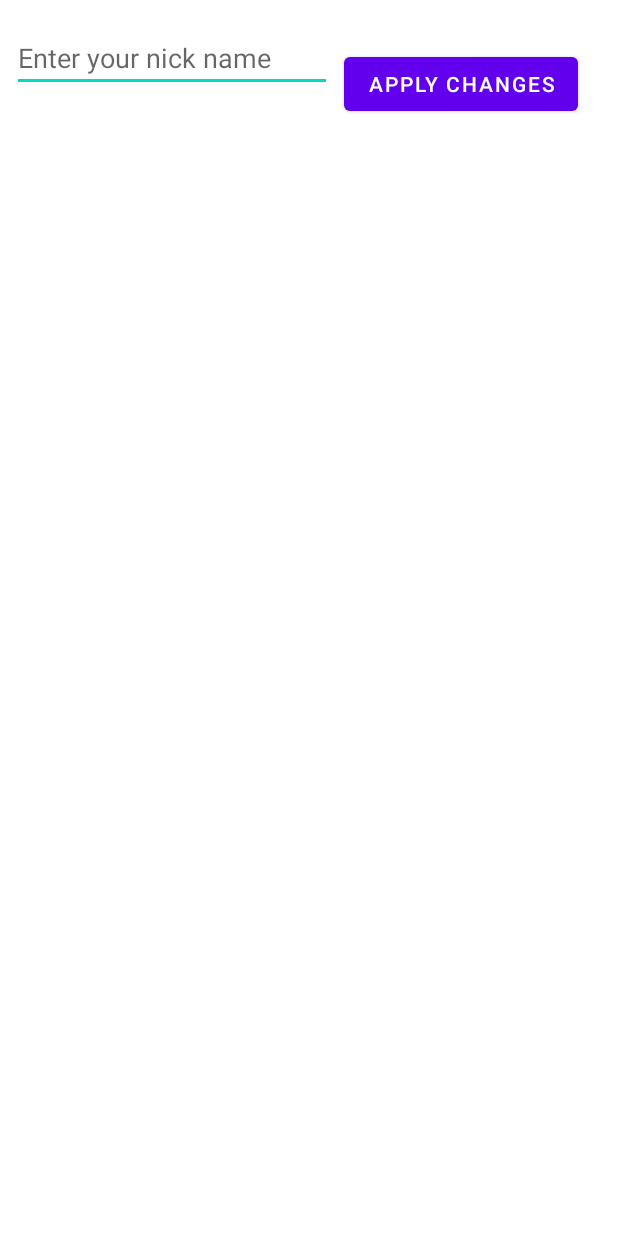
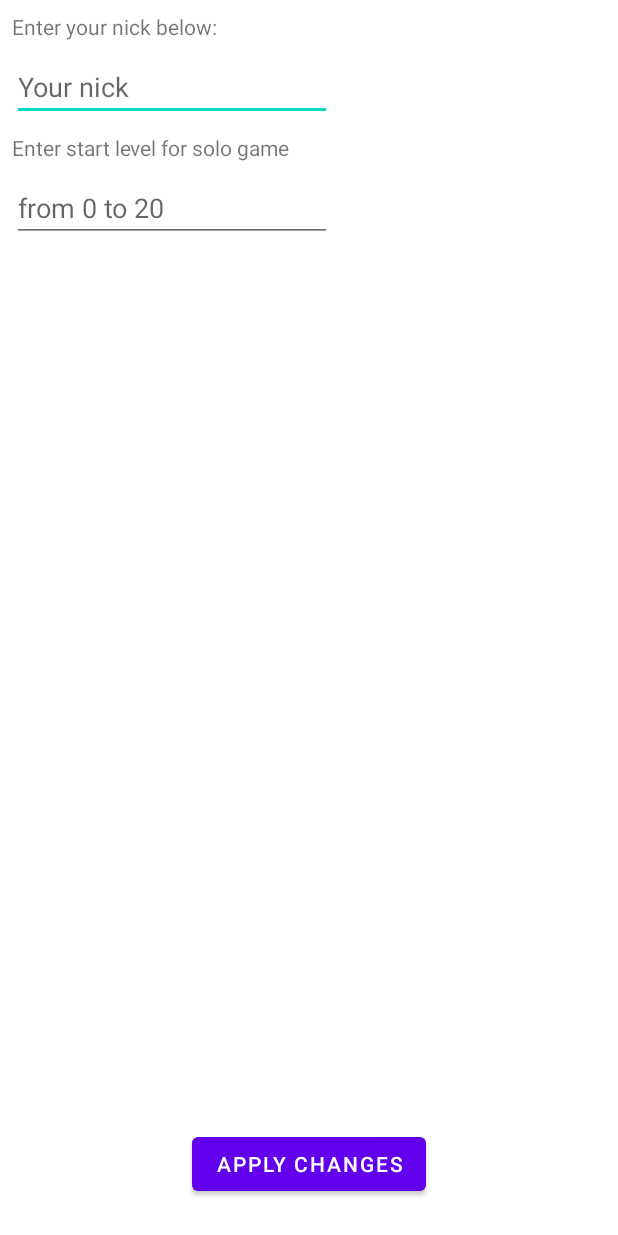
Before and after one commit to Nailu776/Studies-2022_I_ST_PTM, an Android app: the screen it shows after launch (SettingsActivity), after a tap on "SETTINGS", on a phone screen of 412 x 824 dp. Run offline under Robolectric (Android 15) with nearby library versions, the phone set to English and light mode, and no system bars; our stand-ins replace Room's generated code.

```diff
--- a/Tetris/app/build.gradle
+++ b/Tetris/app/build.gradle
@@ -1,6 +1,7 @@
 plugins {
     id 'com.android.application'
     id 'kotlin-android'
+    id 'kotlin-kapt'
 }
 
 android {
@@ -42,4 +43,28 @@ dependencies {
     testImplementation 'junit:junit:4.+'
     androidTestImplementation 'androidx.test.ext:junit:1.1.3'
     androidTestImplementation 'androidx.test.espresso:espresso-core:3.4.0'
+
+    def room_version = "2.3.0"
+
+    implementation("androidx.room:room-runtime:$room_version")
+    annotationProcessor "androidx.room:room-compiler:$room_version"
+    // Navigation Component
+    implementation 'androidx.navigation:navigation-fragment-ktx:2.2.2'
+    implementation 'androidx.navigation:navigation-ui-ktx:2.2.2'
+
+    // Room components
+    implementation "androidx.room:room-runtime:2.2.5"
+    kapt "androidx.room:room-compiler:2.2.5"
+    implementation "androidx.room:room-ktx:2.2.5"
+    androidTestImplementation "androidx.room:room-testing:2.2.5"
+
+    // Lifecycle components
+    implementation "androidx.lifecycle:lifecycle-extensions:2.2.0"
+    implementation "androidx.lifecycle:lifecycle-common-java8:2.2.0"
+    implementation "androidx.lifecycle:lifecycle-viewmodel-ktx:2.2.0"
+
+    // Kotlin components
+    implementation "org.jetbrains.kotlin:kotlin-stdlib-jdk7:1.3.72"
+    api "org.jetbrains.kotlinx:kotlinx-coroutines-core:1.3.5"
+    api "org.jetbrains.kotlinx:kotlinx-coroutines-android:1.3.5"
 }
--- a/Tetris/app/src/main/java/com/example/tetris/MainActivity.kt
+++ b/Tetris/app/src/main/java/com/example/tetris/MainActivity.kt
@@ -105,7 +105,8 @@ class MainActivity : AppCompatActivity(), View.OnClickListener {
         super.onActivityResult(requestCode, resultCode, data)
         when(requestCode){
             76 -> {
-                userNickname = data?.getStringExtra("userNickname").toString()
+                userNickname = data?.getStringExtra("userNickname") ?: ""
+                startLevel = data?.getIntExtra("startLevel",0) ?: 0
             }
         }
 
--- a/Tetris/app/src/main/java/com/example/tetris/SettingsActivity.kt
+++ b/Tetris/app/src/main/java/com/example/tetris/SettingsActivity.kt
@@ -7,6 +7,12 @@ import android.os.Bundle
 import android.view.View
 import android.widget.Button
 import android.widget.EditText
+import android.widget.Toast
+import androidx.core.content.ContentProviderCompat.requireContext
+import androidx.lifecycle.ViewModelProvider
+import com.example.tetris.player.Player
+import com.example.tetris.player.PlayerDatabase
+import com.example.tetris.player.PlayerViewModel
 
 class SettingsActivity : AppCompatActivity(), View.OnClickListener {
 
@@ -17,6 +23,8 @@ class SettingsActivity : AppCompatActivity(), View.OnClickListener {
     private var startLevel = 0
     private lateinit var applyChanges : Button
     private lateinit var nickName : EditText
+    private lateinit var mPlayerViewModel: PlayerViewModel
+
 
     override fun onCreate(savedInstanceState: Bundle?) {
         super.onCreate(savedInstanceState)
@@ -26,11 +34,13 @@ class SettingsActivity : AppCompatActivity(), View.OnClickListener {
         applyChanges = findViewById(R.id.apply_Changes_Btn)
         applyChanges.setOnClickListener(this)
         nickName = findViewById(R.id.editTextTextPersonName)
+        mPlayerViewModel = ViewModelProvider(this).get(PlayerViewModel::class.java)
     }
     override fun onClick(v: View?) {
         when(v){
             applyChanges -> {
                 userNickname = nickName.text.toString()
+                insertPlayerToDatabaseIfFirstTime()
                 setResult(Activity.RESULT_OK,
                         Intent()
                                 .putExtra("startLevel", startLevel)
@@ -40,4 +50,19 @@ class SettingsActivity : AppCompatActivity(), View.OnClickListener {
         }
     }
 
+    private fun insertPlayerToDatabaseIfFirstTime() {
+        val highScore = 0
+        // Sprawdź czy w bazie danych jest dany gracz
+//        if(inputCheck)
+        // Stworzenie nowego gracza
+        val player = Player(0,userNickname,highScore)
+        // Dodanie do bazy danych
+        mPlayerViewModel.addPlayer(player)
+        Toast.makeText(this,"Dodano gracza",Toast.LENGTH_LONG).show()
+    }
+
+//    private fun inputCheck(nick: String): Boolean{
+//        return PlayerDatabase.getDatabase(this).
+//    }
+
 }
--- /dev/null
+++ b/Tetris/app/src/main/java/com/example/tetris/player/Player.kt
@@ -0,0 +1,13 @@
+package com.example.tetris.player
+
+import androidx.room.ColumnInfo
+import androidx.room.Entity
+import androidx.room.PrimaryKey
+
+@Entity(tableName = "player_table")
+class Player(
+    @PrimaryKey(autoGenerate = true) val id: Int,
+    @ColumnInfo(name = "nick") val nick: String?,
+    @ColumnInfo(name = "high_score") val highScore: Int = 0){
+
+}
--- /dev/null
+++ b/Tetris/app/src/main/java/com/example/tetris/player/PlayerDao.kt
@@ -0,0 +1,29 @@
+package com.example.tetris.player
+
+import androidx.lifecycle.LiveData
+import androidx.room.*
+
+@Dao
+interface PlayerDao {
+    @Query("SELECT * FROM player_table")
+    fun getAll(): List<Player>
+
+    @Query("SELECT * FROM player_table WHERE id IN (:playerIds)")
+    fun loadAllByIds(playerIds: IntArray): List<Player>
+
+    @Query("SELECT * FROM player_table WHERE nick LIKE :nick")
+    fun findByNick(nick: String): Player
+
+//    @Insert
+//    fun insertAll(vararg players: Player)
+
+    @Delete
+    fun delete(player: Player)
+
+    @Insert(onConflict =  OnConflictStrategy.IGNORE)
+    suspend fun addPlayer(player: Player)
+
+
+    @Query("SELECT * FROM player_table ORDER BY id ASC")
+    fun readAllData(): LiveData<List<Player>>
+}
--- /dev/null
+++ b/Tetris/app/src/main/java/com/example/tetris/player/PlayerDatabase.kt
@@ -0,0 +1,32 @@
+package com.example.tetris.player
+
+import android.content.Context
+import androidx.room.Database
+import androidx.room.Room
+import androidx.room.RoomDatabase
+
+@Database(entities = arrayOf(Player::class), version = 1)
+abstract class PlayerDatabase : RoomDatabase() {
+    abstract fun playerDao(): PlayerDao
+
+    companion object{
+        @Volatile
+        private var INSTANCE: PlayerDatabase? = null
+
+        fun getDatabase(context: Context): PlayerDatabase {
+            val tempInstance = INSTANCE
+            if(tempInstance != null){
+                return tempInstance
+            }
+            synchronized(this){
+                val instance = Room.databaseBuilder(
+                    context.applicationContext,
+                    PlayerDatabase::class.java,
+                    "player_database"
+                ).build()
+                INSTANCE = instance
+                return instance
+            }
+        }
+    }
+}
--- /dev/null
+++ b/Tetris/app/src/main/java/com/example/tetris/player/PlayerRepository.kt
@@ -0,0 +1,14 @@
+package com.example.tetris.player
+
+import androidx.lifecycle.LiveData
+
+class PlayerRepository(private val playerDao: PlayerDao) {
+
+    val readAllData: LiveData<List<Player>> = playerDao.readAllData()
+
+    suspend fun addPlayer(player: Player){
+        playerDao.addPlayer(player)
+    }
+
+
+}
--- /dev/null
+++ b/Tetris/app/src/main/java/com/example/tetris/player/PlayerViewModel.kt
@@ -0,0 +1,24 @@
+package com.example.tetris.player
+
+import android.app.Application
+import androidx.lifecycle.AndroidViewModel
+import androidx.lifecycle.LiveData
+import androidx.lifecycle.viewModelScope
+import kotlinx.coroutines.Dispatchers
+import kotlinx.coroutines.launch
+
+class PlayerViewModel(application: Application) : AndroidViewModel(application) {
+    private val readAllData: LiveData<List<Player>>
+    private val repository: PlayerRepository
+    init {
+        val playerDao = PlayerDatabase.getDatabase(application).playerDao()
+        repository = PlayerRepository(playerDao)
+        readAllData = repository.readAllData
+    }
+
+    fun addPlayer(player: Player){
+        viewModelScope.launch(Dispatchers.IO){
+          repository.addPlayer(player)
+        }
+    }
+}
--- a/Tetris/app/src/main/res/layout/activity_settings.xml
+++ b/Tetris/app/src/main/res/layout/activity_settings.xml
@@ -6,26 +6,64 @@
     android:layout_height="match_parent"
     tools:context=".SettingsActivity">
 
+    <TextView
+        android:id="@+id/nick_txt_label"
+        android:layout_width="wrap_content"
+        android:layout_height="wrap_content"
+        android:layout_marginStart="8dp"
+        android:layout_marginTop="8dp"
+        android:text="@string/enter_your_nick_below"
+        app:layout_constraintStart_toStartOf="parent"
+        app:layout_constraintTop_toTopOf="parent" />
+
     <EditText
         android:id="@+id/editTextTextPersonName"
         android:layout_width="wrap_content"
         android:layout_height="wrap_content"
         android:layout_marginStart="8dp"
-        android:layout_marginTop="16dp"
+        android:layout_marginTop="8dp"
         android:ems="10"
+        android:hint="@string/your_nick"
         android:inputType="textPersonName"
-        android:hint="Enter your nick name"
         app:layout_constraintStart_toStartOf="parent"
-        app:layout_constraintTop_toTopOf="parent" />
+        app:layout_constraintTop_toBottomOf="@+id/nick_txt_label"
+        android:importantForAutofill="no" />
+
+
+    <TextView
+        android:id="@+id/level_txt_label"
+        android:layout_width="wrap_content"
+        android:layout_height="wrap_content"
+        android:layout_marginStart="8dp"
+        android:layout_marginTop="8dp"
+        android:text="@string/enter_start_level_for_solo_game"
+        app:layout_constraintStart_toStartOf="parent"
+        app:layout_constraintTop_toBottomOf="@+id/editTextTextPersonName" />
+
+    <EditText
+        android:id="@+id/editTextNumberDecimal"
+        android:layout_width="wrap_content"
+        android:layout_height="wrap_content"
+        android:layout_marginStart="8dp"
+        android:layout_marginTop="8dp"
+        android:ems="10"
+        android:hint="@string/from_0_to_20"
+        android:inputType="numberDecimal"
+        app:layout_constraintStart_toStartOf="parent"
+        app:layout_constraintTop_toBottomOf="@+id/level_txt_label"
+        android:importantForAutofill="no" />
+
 
     <Button
         android:id="@+id/apply_Changes_Btn"
         android:layout_width="wrap_content"
         android:layout_height="wrap_content"
-        android:layout_marginStart="8dp"
-        android:layout_marginTop="16dp"
-        android:text="Apply Changes"
-        app:layout_constraintStart_toEndOf="@+id/editTextTextPersonName"
-        app:layout_constraintTop_toTopOf="@+id/editTextTextPersonName"
-        />
+        android:layout_marginStart="24dp"
+        android:layout_marginEnd="24dp"
+        android:layout_marginBottom="24dp"
+        android:text="@string/apply_changes"
+        app:layout_constraintBottom_toBottomOf="parent"
+        app:layout_constraintEnd_toEndOf="parent"
+        app:layout_constraintStart_toStartOf="parent" />
+
 </androidx.constraintlayout.widget.ConstraintLayout>
--- a/Tetris/app/src/main/res/values/strings.xml
+++ b/Tetris/app/src/main/res/values/strings.xml
@@ -25,4 +25,9 @@
     <string name="score">Score:</string>
     <string name="good_luck">GOOD LUCK!</string>
     <string name="square">Square</string>
+    <string name="enter_start_level_for_solo_game">Enter start level for solo game</string>
+    <string name="your_nick">Your nick</string>
+    <string name="enter_your_nick_below">Enter your nick below:</string>
+    <string name="from_0_to_20">from 0 to 20</string>
+    <string name="apply_changes">Apply Changes</string>
 </resources>
```
